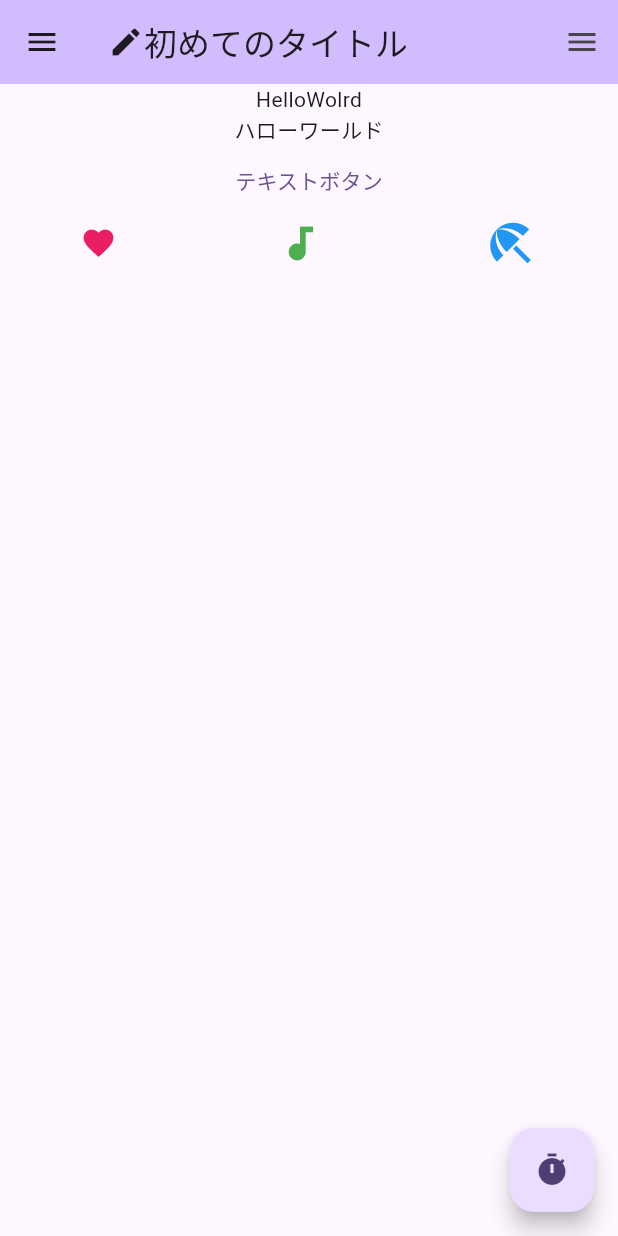
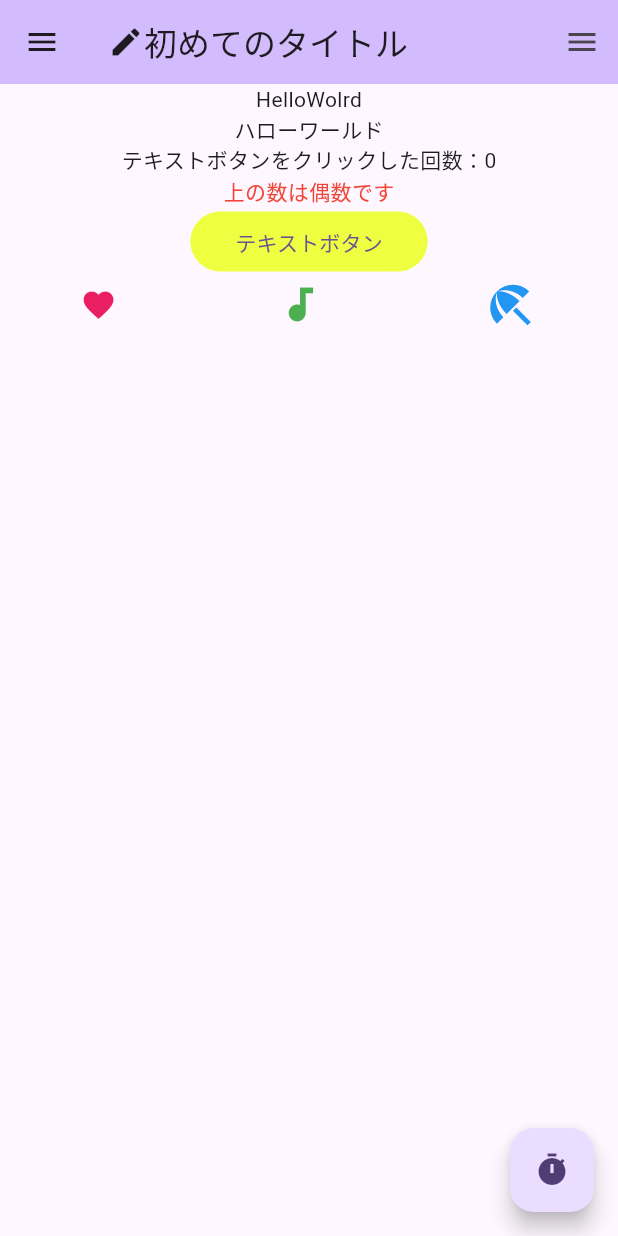
Before and after one commit to a-sasaoka/flutter_step3, a Flutter app: the screen it shows after launch, on a phone screen of 412 x 824 dp. Run offline on Flutter 3.47's test engine with Material 2 defaults, Android fonts, the phone set to English and light mode, and no system bars.

Commit message:
状態の変化に応じてWidgetの出し分け等を追加

```diff
--- a/lib/main.dart
+++ b/lib/main.dart
@@ -12,10 +12,14 @@ class MyApp extends StatelessWidget {
     return MaterialApp(
       title: 'Flutter Demo',
       theme: ThemeData(
-        colorScheme: ColorScheme.fromSeed(seedColor: Colors.deepPurple),
+        colorScheme: ColorScheme.fromSeed(
+          seedColor: Colors.deepPurple,
+        ),
         useMaterial3: true,
       ),
-      home: const MyHomePage(title: 'Flutter Demo Home Page'),
+      home: const MyHomePage(
+        title: 'Flutter Demo Home Page',
+      ),
     );
   }
 }
@@ -30,24 +34,78 @@ class MyHomePage extends StatefulWidget {
 }
 
 class _MyHomePageState extends State<MyHomePage> {
+  int _counter = 0;
+
+  void _incrementCounter() {
+    setState(() {
+      _counter++;
+    });
+  }
+
+  // カウンターの値で偶数、奇数のWidgetを出し分けるためのメソッド
+  Text _showString() {
+    if (_counter % 2 == 0) {
+      return const Text(
+        '上の数は偶数です',
+        style: TextStyle(
+          color: Colors.red,
+        ),
+      );
+    } else {
+      return const Text(
+        '上の数は奇数です',
+        style: TextStyle(
+          color: Colors.blue,
+        ),
+      );
+    }
+  }
+
   @override
   Widget build(BuildContext context) {
     return Scaffold(
       appBar: AppBar(
-          backgroundColor: Theme.of(context).colorScheme.inversePrimary,
-          title: const Row(
-            children: [
-              Icon(Icons.create),
-              Text('初めてのタイトル'),
-            ],
-          )),
+        backgroundColor: Theme.of(context).colorScheme.inversePrimary,
+        title: const Row(
+          children: [
+            Icon(
+              Icons.create,
+            ),
+            Text(
+              '初めてのタイトル',
+            ),
+          ],
+        ),
+      ),
       body: Column(
         children: [
-          const Text('HelloWolrd'),
-          const Text('ハローワールド'),
+          const Text(
+            'HelloWolrd',
+          ),
+          const Text(
+            'ハローワールド',
+          ),
+          Text(
+            'テキストボタンをクリックした回数：$_counter',
+          ),
+          // メソッドでWidgetを出し分ける
+          _showString(),
           TextButton(
-            onPressed: () => {},
-            child: const Text('テキストボタン'),
+            style: TextButton.styleFrom(
+              backgroundColor: Colors.limeAccent,
+              shape: const RoundedRectangleBorder(
+                borderRadius: BorderRadius.all(
+                  Radius.circular(100),
+                ),
+              ),
+              padding: const EdgeInsets.symmetric(
+                horizontal: 30,
+              ),
+            ),
+            onPressed: _incrementCounter,
+            child: const Text(
+              'テキストボタン',
+            ),
           ),
           const Row(
             mainAxisAlignment: MainAxisAlignment.spaceAround,
@@ -73,16 +131,22 @@ class _MyHomePageState extends State<MyHomePage> {
       ),
       floatingActionButton: FloatingActionButton(
         onPressed: () => {},
-        child: const Icon(Icons.timer),
+        child: const Icon(
+          Icons.timer,
+        ),
       ),
       drawer: const Drawer(
         child: Center(
-          child: Text('Drawer'),
+          child: Text(
+            'Drawer',
+          ),
         ),
       ),
       endDrawer: const Drawer(
         child: Center(
-          child: Text('EndDrawer'),
+          child: Text(
+            'EndDrawer',
+          ),
         ),
       ),
     );
```
